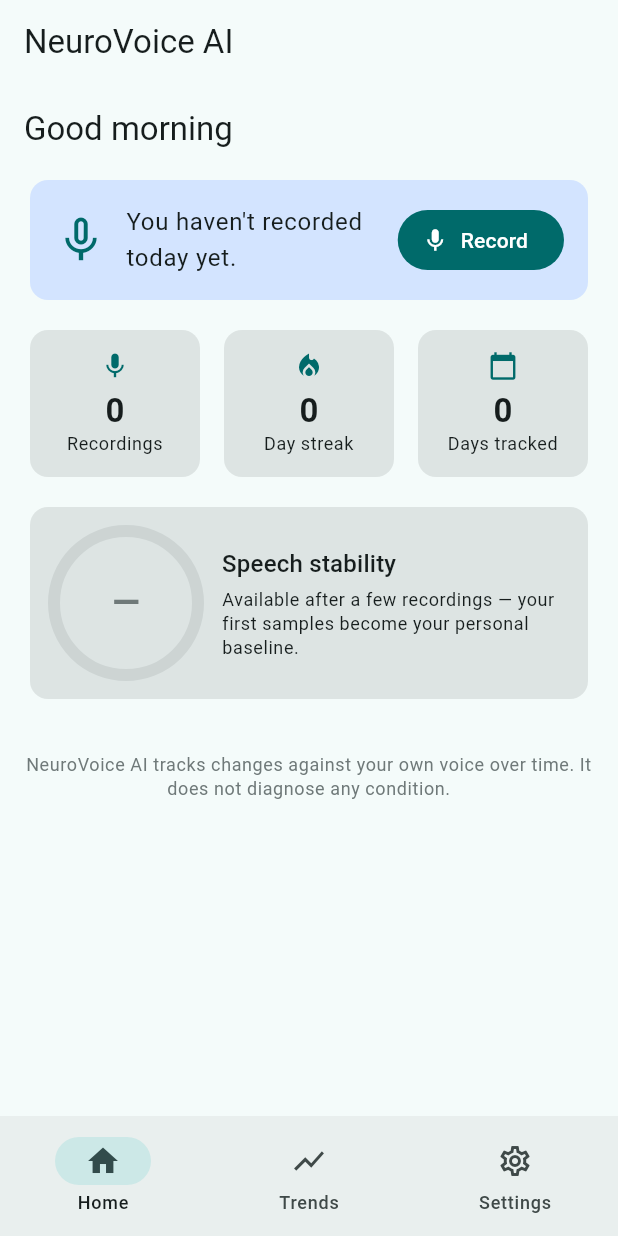
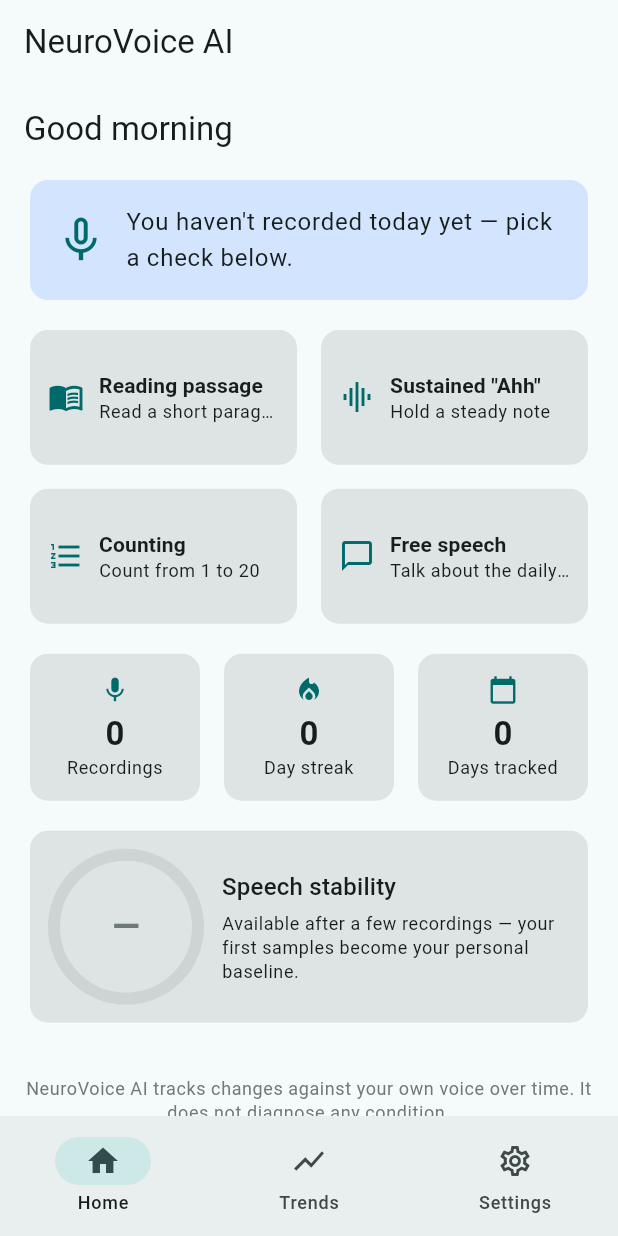
Before and after one commit to JaukG9/voice-health, a Flutter app: the screen it shows after launch, on a phone screen of 412 x 824 dp. Run offline on Flutter 3.47's test engine with Material 3 defaults, Android fonts, the phone set to English and light mode, and no system bars; our stand-ins replace fl_chart, shared_preferences; missing offline and left inert: record.

Commit message:
new app changes to dashboard & interface

```diff
--- a/voice_health/lib/models/analysis_result.dart
+++ b/voice_health/lib/models/analysis_result.dart
@@ -3,6 +3,7 @@
 class AnalysisResult {
   final String id;
   final DateTime createdAt;
+  final String recordingType;
   final double durationS;
   final String transcript;
   final double confidence;
@@ -14,6 +15,7 @@
   const AnalysisResult({
     required this.id,
     required this.createdAt,
+    required this.recordingType,
     required this.durationS,
     required this.transcript,
     required this.confidence,
@@ -35,6 +37,7 @@
       createdAt:
           DateTime.tryParse(json['created_at'] as String? ?? '')?.toLocal() ??
               DateTime.now(),
+      recordingType: json['recording_type'] as String? ?? 'reading_passage',
       durationS: (json['duration_s'] as num? ?? 0).toDouble(),
       transcript: json['transcript'] as String? ?? '',
       confidence: (json['confidence'] as num? ?? 0).toDouble(),
@@ -48,6 +51,7 @@
   Map<String, dynamic> toJson() => {
         'id': id,
         'created_at': createdAt.toUtc().toIso8601String(),
+        'recording_type': recordingType,
         'duration_s': durationS,
         'transcript': transcript,
         'confidence': confidence,
@@ -83,3 +87,25 @@
   MetricInfo('tremor_index', 'Tremor', '', 3),
   MetricInfo('pronunciation_confidence', 'Articulation', '', 2),
 ];
+
+/// Metrics that are meaningful for a sustained vowel — there are no words,
+/// so rate/pause/articulation metrics don't apply.
+const kVowelMetricKeys = {
+  'duration_s',
+  'mean_pitch_hz',
+  'pitch_variability_semitones',
+  'mean_volume_db',
+  'jitter_percent',
+  'shimmer_percent',
+  'hnr_db',
+  'tremor_index',
+};
+
+/// Chartable metrics for a given check type.
+List<MetricInfo> chartMetricsFor(String typeKey) {
+  if (typeKey != 'sustained_vowel') return kChartMetrics;
+  return [
+    const MetricInfo('duration_s', 'Phonation time', 's', 1),
+    ...kChartMetrics.where((m) => kVowelMetricKeys.contains(m.key)),
+  ];
+}
--- /dev/null
+++ b/voice_health/lib/models/check_type.dart
@@ -0,0 +1,105 @@
+import 'package:flutter/material.dart';
+
+/// One kind of daily voice check. The key matches the backend's
+/// `recording_type`, and baselines/trends are tracked per type.
+class CheckType {
+  final String key;
+  final String title;
+  final String shortTitle;
+  final String tagline;
+  final IconData icon;
+  final String instructions;
+  final String content;
+
+  const CheckType({
+    required this.key,
+    required this.title,
+    required this.shortTitle,
+    required this.tagline,
+    required this.icon,
+    required this.instructions,
+    required this.content,
+  });
+
+  /// What to show in the prompt card. Free speech rotates through prompts
+  /// daily so there's always something to talk about.
+  String get displayContent {
+    if (key != 'free_speech') return content;
+    final day = DateTime.now().difference(DateTime(2026)).inDays;
+    return _freeSpeechPrompts[day % _freeSpeechPrompts.length];
+  }
+}
+
+const kReadingPassage = CheckType(
+  key: 'reading_passage',
+  title: 'Reading passage',
+  shortTitle: 'Reading',
+  tagline: 'Read a short paragraph',
+  icon: Icons.menu_book,
+  instructions:
+      'Read the passage below aloud at a comfortable pace, in a quiet room.',
+  // The Rainbow Passage — a standard text used in speech assessment, so every
+  // recording is directly comparable to the previous ones.
+  content:
+      'When the sunlight strikes raindrops in the air, they act as a prism '
+      'and form a rainbow. The rainbow is a division of white light into many '
+      'beautiful colors. These take the shape of a long round arch, with its '
+      'path high above, and its two ends apparently beyond the horizon. There '
+      'is, according to legend, a boiling pot of gold at one end. People '
+      'look, but no one ever finds it. When a man looks for something beyond '
+      'his reach, his friends say he is looking for the pot of gold at the '
+      'end of the rainbow.',
+);
+
+const kSustainedVowel = CheckType(
+  key: 'sustained_vowel',
+  title: 'Sustained "Ahh"',
+  shortTitle: '"Ahh"',
+  tagline: 'Hold a steady note',
+  icon: Icons.graphic_eq,
+  instructions:
+      'Take a deep breath, then hold a steady "Ahhhh" at a comfortable pitch '
+      'and loudness for about 10 seconds — all in one breath. This measures '
+      'vocal stability, tremor and breath support.',
+  content: 'Ahhhhhh…',
+);
+
+const kCounting = CheckType(
+  key: 'counting',
+  title: 'Counting',
+  shortTitle: 'Counting',
+  tagline: 'Count from 1 to 20',
+  icon: Icons.format_list_numbered,
+  instructions:
+      'Count out loud from 1 to 20 at your natural pace. This measures '
+      'pacing, pauses and articulation.',
+  content: '1   2   3   4   5   6   7   8   9   10\n'
+      '11   12   13   14   15   16   17   18   19   20',
+);
+
+const kFreeSpeech = CheckType(
+  key: 'free_speech',
+  title: 'Free speech',
+  shortTitle: 'Free speech',
+  tagline: 'Talk about the daily prompt',
+  icon: Icons.chat_bubble_outline,
+  instructions:
+      'Speak freely for 30–60 seconds about the prompt below. There are no '
+      'wrong answers — this measures your spontaneous, everyday speech.',
+  content: '', // rotates daily, see displayContent
+);
+
+const _freeSpeechPrompts = [
+  'Describe your day so far — what have you done since you woke up?',
+  'Describe the room you are in right now, in as much detail as you can.',
+  'How are you feeling today, physically and emotionally?',
+  'Describe your favorite meal and how it is prepared.',
+  'Talk about a place you would like to visit, and why.',
+  'Describe what you can see out of the nearest window.',
+  'Talk about a hobby or activity you enjoy.',
+];
+
+const kCheckTypes = [kReadingPassage, kSustainedVowel, kCounting, kFreeSpeech];
+
+CheckType checkTypeByKey(String key) =>
+    kCheckTypes.firstWhere((t) => t.key == key, orElse: () => kReadingPassage);
--- a/voice_health/lib/screens/home_screen.dart
+++ b/voice_health/lib/screens/home_screen.dart
@@ -1,5 +1,6 @@
 import 'package:flutter/material.dart';
 
+import '../models/check_type.dart';
 import '../services/app_store.dart';
 import '../widgets/score_ring.dart';
 import '../widgets/stat_card.dart';
@@ -25,7 +26,27 @@
                 style: Theme.of(context).textTheme.titleLarge,
               ),
               const SizedBox(height: 16),
-              _TodayCard(recordedToday: store.recordedToday),
+              _TodayCard(
+                doneCount: kCheckTypes
+                    .where((t) => store.recordedTodayType(t.key))
+                    .length,
+              ),
+              const SizedBox(height: 12),
+              GridView.count(
+                crossAxisCount: 2,
+                shrinkWrap: true,
+                physics: const NeverScrollableScrollPhysics(),
+                mainAxisSpacing: 8,
+                crossAxisSpacing: 8,
+                childAspectRatio: 1.9,
+                children: [
+                  for (final type in kCheckTypes)
+                    _CheckTile(
+                      type: type,
+                      done: store.recordedTodayType(type.key),
+                    ),
+                ],
+              ),
               const SizedBox(height: 12),
               Row(
                 children: [
@@ -80,43 +101,96 @@
 }
 
 class _TodayCard extends StatelessWidget {
-  final bool recordedToday;
+  final int doneCount;
 
-  const _TodayCard({required this.recordedToday});
+  const _TodayCard({required this.doneCount});
+
+  @override
+  Widget build(BuildContext context) {
+    final scheme = Theme.of(context).colorScheme;
+    final allDone = doneCount == kCheckTypes.length;
+    final message = allDone
+        ? 'All voice checks done today. Nice work!'
+        : doneCount == 0
+            ? "You haven't recorded today yet — pick a check below."
+            : '$doneCount of ${kCheckTypes.length} voice checks done today.';
+    return Card(
+      elevation: 0,
+      color: allDone ? scheme.primaryContainer : scheme.tertiaryContainer,
+      child: Padding(
+        padding: const EdgeInsets.all(16),
+        child: Row(
+          children: [
+            Icon(
+              allDone ? Icons.check_circle : Icons.mic_none,
+              size: 36,
+              color: scheme.primary,
+            ),
+            const SizedBox(width: 12),
+            Expanded(
+              child: Text(
+                message,
+                style: Theme.of(context).textTheme.bodyLarge,
+              ),
+            ),
+          ],
+        ),
+      ),
+    );
+  }
+}
+
+class _CheckTile extends StatelessWidget {
+  final CheckType type;
+  final bool done;
+
+  const _CheckTile({required this.type, required this.done});
 
   @override
   Widget build(BuildContext context) {
     final scheme = Theme.of(context).colorScheme;
     return Card(
       elevation: 0,
-      color: recordedToday ? scheme.primaryContainer : scheme.tertiaryContainer,
+      color: scheme.surfaceContainerHighest,
+      clipBehavior: Clip.antiAlias,
+      child: InkWell(
+        onTap: () => Navigator.of(context).push(
+          MaterialPageRoute(builder: (_) => RecordScreen(type: type)),
+        ),
         child: Padding(
-        padding: const EdgeInsets.all(16),
+          padding: const EdgeInsets.symmetric(horizontal: 12, vertical: 8),
           child: Row(
             children: [
-            Icon(
-              recordedToday ? Icons.check_circle : Icons.mic_none,
-              size: 36,
-              color: scheme.primary,
+              Icon(type.icon, color: scheme.primary),
+              const SizedBox(width: 10),
+              Expanded(
+                child: Column(
+                  mainAxisAlignment: MainAxisAlignment.center,
+                  crossAxisAlignment: CrossAxisAlignment.start,
+                  children: [
+                    Text(
+                      type.title,
+                      style: Theme.of(context)
+                          .textTheme
+                          .titleSmall
+                          ?.copyWith(fontWeight: FontWeight.bold),
+                      maxLines: 1,
+                      overflow: TextOverflow.ellipsis,
                     ),
-            const SizedBox(width: 12),
-            Expanded(
-              child: Text(
-                recordedToday
-                    ? "Today's voice check is done. Nice work!"
-                    : "You haven't recorded today yet.",
-                style: Theme.of(context).textTheme.bodyLarge,
+                    Text(
+                      type.tagline,
+                      style: Theme.of(context).textTheme.bodySmall,
+                      maxLines: 1,
+                      overflow: TextOverflow.ellipsis,
+                    ),
+                  ],
                 ),
               ),
-            const SizedBox(width: 8),
-            FilledButton.icon(
-              onPressed: () => Navigator.of(context).push(
-                MaterialPageRoute(builder: (_) => const RecordScreen()),
+              if (done)
+                Icon(Icons.check_circle,
+                    size: 18, color: scheme.primary),
+            ],
           ),
-              icon: const Icon(Icons.mic),
-              label: Text(recordedToday ? 'Again' : 'Record'),
-            ),
-          ],
         ),
       ),
     );
--- a/voice_health/lib/services/api_service.dart
+++ b/voice_health/lib/services/api_service.dart
@@ -23,10 +23,10 @@
   }
 
   /// Uploads a recording and returns the full analysis.
-  Future<AnalysisResult> analyze(File audio) async {
+  Future<AnalysisResult> analyze(File audio, String recordingType) async {
     final request = http.MultipartRequest('POST', _uri('/analyze'))
       ..fields['user_id'] = AppStore.instance.userId
-      ..fields['recording_type'] = 'reading_passage'
+      ..fields['recording_type'] = recordingType
       ..files.add(await http.MultipartFile.fromPath('file', audio.path));
 
     final http.Response response;
--- a/voice_health/lib/services/app_store.dart
+++ b/voice_health/lib/services/app_store.dart
@@ -92,6 +92,9 @@
   bool get recordedToday =>
       history.any((r) => _isSameDay(r.createdAt, DateTime.now()));
 
+  bool recordedTodayType(String typeKey) => history.any((r) =>
+      r.recordingType == typeKey && _isSameDay(r.createdAt, DateTime.now()));
+
   /// Consecutive days with at least one recording. Today counts if recorded;
   /// otherwise the streak ending yesterday is still shown.
   int get streak {
```
Also changed, not shown: voice_health/lib/screens/record_screen.dart (+38 -26 lines), voice_health/lib/screens/trends_screen.dart (+34 -3 lines), voice_health/lib/services/report_builder.dart (+22 -15 lines), 1 other file. Lines whose indentation alone changed are shown as unchanged.
